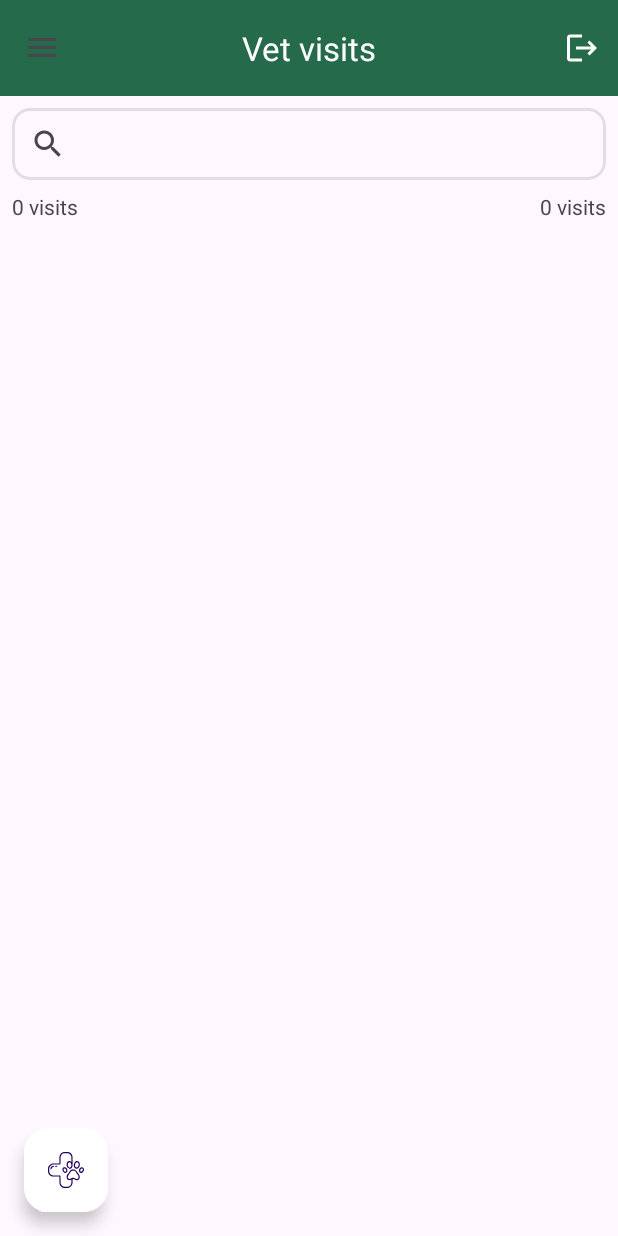
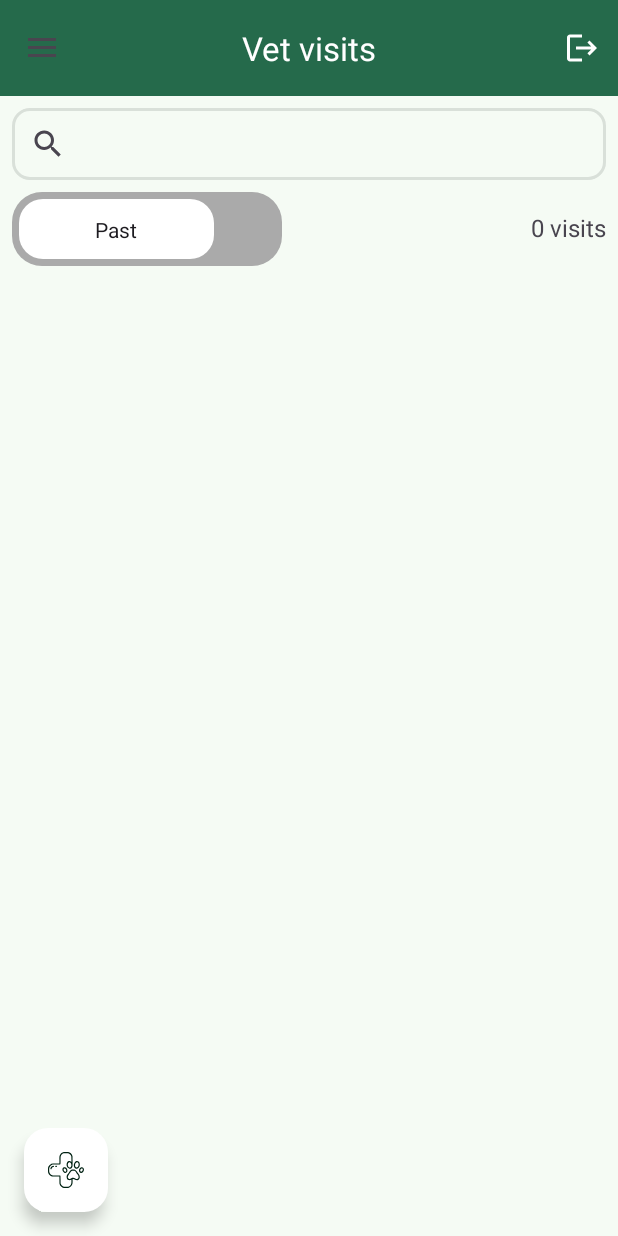
Before and after one commit to saul-mdo1/VetTrack, an Android app: the screen it shows after launch once a user with an empty profile is signed in (MainActivity), on a phone screen of 412 x 824 dp. Run offline under Robolectric (Android 15) with nearby library versions, the phone set to English and light mode, and no system bars; our stand-ins replace Firebase (no records; nobody signed in at launch, a user with empty details on screens opened directly), Timber, data binding, navigation-ui.

Commit message:
added switch to visits list

```diff
--- /dev/null
+++ b/app/src/main/res/drawable/switch_thumb.xml
@@ -0,0 +1,19 @@
+<?xml version="1.0" encoding="utf-8"?>
+<selector xmlns:android="http://schemas.android.com/apk/res/android">
+
+    <item>
+        <layer-list>
+            <item android:bottom="5dp" android:left="5dp" android:right="5dp" android:top="5dp">
+                <shape android:shape="rectangle">
+                    <corners android:radius="16dp" />
+                    <solid android:color="@color/md_theme_onPrimary" />
+                    <size android:width="130dp" android:height="40dp">
+
+                    </size>
+                </shape>
+            </item>
+        </layer-list>
+
+    </item>
+
+</selector>
--- /dev/null
+++ b/app/src/main/res/drawable/switch_track.xml
@@ -0,0 +1,22 @@
+<?xml version="1.0" encoding="utf-8"?>
+<selector xmlns:android="http://schemas.android.com/apk/res/android">
+
+    <item android:state_checked="false">
+        <shape android:shape="rectangle">
+            <corners android:radius="20dp"/>
+            <solid android:color="@android:color/darker_gray"/>
+            <size android:width="180dp" android:height="40dp">
+            </size>
+        </shape>
+    </item>
+
+    <item android:state_checked="true">
+        <shape android:shape="rectangle">
+            <corners android:radius="20dp"/>
+            <solid android:color="@color/md_theme_primary"/>
+            <size android:width="180dp" android:height="40dp">
+            </size>
+        </shape>
+    </item>
+
+</selector>
--- a/app/src/main/res/layout/main_activity_layout.xml
+++ b/app/src/main/res/layout/main_activity_layout.xml
@@ -43,6 +43,7 @@
             <androidx.constraintlayout.widget.ConstraintLayout
                 android:layout_width="match_parent"
                 android:layout_height="match_parent"
+                android:background="@color/md_theme_background"
                 app:layout_behavior="@string/appbar_scrolling_view_behavior">
 
                 <fragment
--- a/app/src/main/res/layout/visits_fragment_layout.xml
+++ b/app/src/main/res/layout/visits_fragment_layout.xml
@@ -13,6 +13,7 @@
     <androidx.constraintlayout.widget.ConstraintLayout
         android:layout_width="match_parent"
         android:layout_height="match_parent"
+        android:background="@color/md_theme_background"
         tools:context=".presentation.visits.list.VisitsFragment">
 
         <LinearLayout
@@ -31,6 +32,7 @@
 
                 <androidx.appcompat.widget.SearchView
                     android:id="@+id/svBook"
+                    android:background="@color/md_theme_surface"
                     android:layout_width="match_parent"
                     android:layout_height="wrap_content"
                     android:elevation="8dp"
@@ -44,22 +46,26 @@
                 android:layout_marginBottom="8dp"
                 android:orientation="horizontal">
 
-                <TextView
+                <com.google.android.material.materialswitch.MaterialSwitch
+                    android:id="@+id/swLists"
                     android:layout_width="wrap_content"
                     android:layout_height="wrap_content"
-                    android:textAlignment="viewStart"
-                    android:layout_weight="0.5"
-                    android:text="@{@string/txt_visits_num_placeholder(viewModel.visitsNum)}"
-                    tools:text="23 visitas" />
+                    android:textOff="@string/txt_past_visits"
+                    android:textOn="@string/txt_future_visits"
+                    android:thumb="@drawable/switch_thumb"
+                    app:track="@drawable/switch_track"
+                    app:showText="true"
+                    app:thumbTint="@null"
+                    app:trackTint="@null"
+                    app:trackDecoration="@null"/>
 
                 <TextView
-                    android:layout_width="wrap_content"
+                    android:layout_width="match_parent"
                     android:layout_height="wrap_content"
+                    android:text="@{@string/txt_visits_num_placeholder(viewModel.visitsNum)}"
                     android:textAlignment="viewEnd"
-                    android:layout_weight="0.5"
-                    android:text="@{@string/txt_visits_num_placeholder(viewModel.visitsNum)}"
+                    android:textSize="16sp"
                     tools:text="23 visitas" />
-
             </LinearLayout>
 
             <androidx.recyclerview.widget.RecyclerView
--- a/app/src/main/res/values-v23/themes.xml
+++ /dev/null
@@ -1,9 +0,0 @@
-<resources xmlns:tools="http://schemas.android.com/tools">
-
-    <style name="AppTheme" parent="Base.AppTheme">
-        <!-- Transparent system bars for edge-to-edge. -->
-        <item name="android:navigationBarColor">@android:color/transparent</item>
-        <item name="android:statusBarColor">@android:color/transparent</item>
-        <item name="android:windowLightStatusBar">?attr/isLightTheme</item>
-    </style>
-</resources>
--- a/app/src/main/res/values/strings.xml
+++ b/app/src/main/res/values/strings.xml
@@ -27,6 +27,7 @@
     <string name="txt_success_signup">User created successfully</string>
     <string name="txt_register_visit">Register visit</string>
     <string name="txt_schedule_visit">Schedule visit</string>
+    <string name="txt_scheduled_visit">Scheduled visits</string>
     <string name="txt_reason_mandatory">Reason*</string>
     <string name="txt_reason">Reason</string>
     <string name="txt_pet_weight_mandatory">Pet Weight*</string>
@@ -67,4 +68,6 @@
     <string name="txt_message_ask_notification_permission">You need to grant the notifications permission so we can let you know when the date is close</string>
     <string name="txt_go_to_settings">GO TO SETTINGS</string>
     <string name="txt_notification_permission">Notifications Permission</string>
+    <string name="txt_past_visits">Past</string>
+    <string name="txt_future_visits">Future</string>
 </resources>
```
Also changed, not shown: 2 other files.
